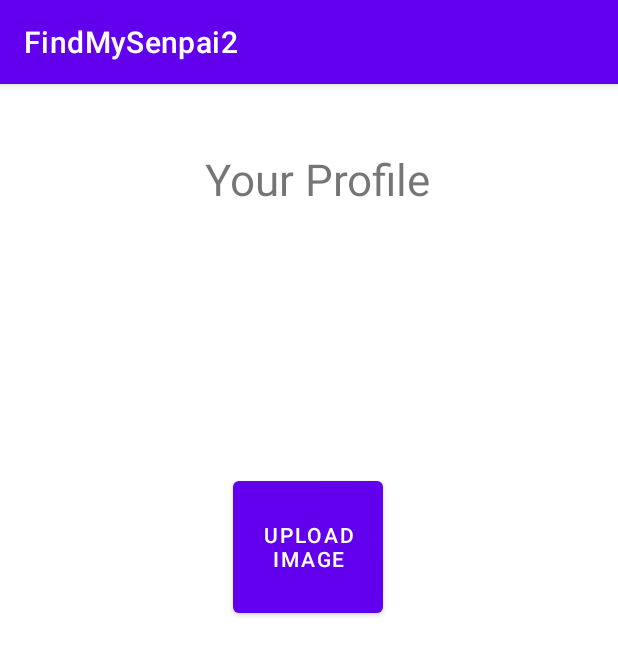
After one commit to bqi1/FindMeSenpai, an Android app: the UserActivity screen opened directly, with no data from a screen before it, on a phone screen of 412 x 824 dp. The commit adds this screen. Shown: the top 655 px of the screen. Run offline under Robolectric (Android 15) with nearby library versions, the phone set to English and light mode, and no system bars.

Commit message:
add new view for changing user avatar

```diff
--- a/app/src/main/AndroidManifest.xml
+++ b/app/src/main/AndroidManifest.xml
@@ -30,6 +30,7 @@
             </intent-filter>
         </activity>
         <activity android:name=".MapActivity"></activity>
+        <activity android:name=".UserActivity"></activity>
     </application>
 
 </manifest>
--- /dev/null
+++ b/app/src/main/java/com/example/findmysenpai2/UserActivity.java
@@ -0,0 +1,61 @@
+package com.example.findmysenpai2;
+
+import android.app.Activity;
+import android.content.Intent;
+import android.graphics.Bitmap;
+import android.net.Uri;
+import android.os.Bundle;
+import android.provider.MediaStore;
+import android.util.Log;
+import android.widget.Button;
+import android.widget.ImageView;
+
+import androidx.annotation.Nullable;
+import androidx.appcompat.app.AppCompatActivity;
+
+import java.io.IOException;
+
+public class UserActivity extends AppCompatActivity {
+
+    private static final int SELECT_AVATAR_REQUEST_CODE = 1338;
+
+    @Override
+    protected void onCreate(@Nullable Bundle savedInstanceState) {
+        super.onCreate(savedInstanceState);
+        this.setContentView(R.layout.user);
+
+        // Add listener for changing avatar
+        Button button = this.findViewById(R.id.upload_avatar);
+        button.setOnClickListener(view -> {
+            Intent intent = new Intent();
+            intent.setType("image/*");
+            intent.setAction(Intent.ACTION_GET_CONTENT);
+            this.startActivityForResult(Intent.createChooser(intent, "Select Avatar"), SELECT_AVATAR_REQUEST_CODE);
+        });
+    }
+
+    @Override
+    protected void onActivityResult(int requestCode, int resultCode, @Nullable Intent intent) {
+        super.onActivityResult(requestCode, resultCode, intent);
+        if (requestCode == SELECT_AVATAR_REQUEST_CODE && resultCode == Activity.RESULT_OK) {
+            Uri data = intent.getData();
+
+            // Get image selected
+            Bitmap bitmap;
+            try {
+                bitmap = MediaStore.Images.Media.getBitmap(this.getContentResolver(), data);
+            } catch (IOException ignored) {
+                Log.println(Log.ERROR, "Upload Failure", "failed to read file: " + ignored);
+                return;
+            }
+
+            ImageView imageView = this.findViewById(R.id.avatar);
+            imageView.setImageBitmap(bitmap);
+
+            // TODO: upload avatar
+        }
+    }
+
+
+
+}
--- /dev/null
+++ b/app/src/main/res/layout/user.xml
@@ -0,0 +1,50 @@
+<?xml version="1.0" encoding="utf-8"?>
+<androidx.constraintlayout.widget.ConstraintLayout xmlns:android="http://schemas.android.com/apk/res/android"
+    xmlns:app="http://schemas.android.com/apk/res-auto"
+    xmlns:tools="http://schemas.android.com/tools"
+    android:layout_width="match_parent"
+    android:layout_height="match_parent"
+    tools:context=".UserActivity">
+
+    <TextView
+        android:id="@+id/textView"
+        android:layout_width="176dp"
+        android:layout_height="100dp"
+        android:layout_marginTop="43dp"
+        android:layout_marginBottom="100dp"
+        android:text="Your Profile"
+        android:textSize="29dp"
+        app:layout_constraintBottom_toTopOf="@+id/upload_avatar"
+        app:layout_constraintEnd_toEndOf="parent"
+        app:layout_constraintHorizontal_bias="0.578"
+        app:layout_constraintStart_toStartOf="parent"
+        app:layout_constraintTop_toTopOf="parent"
+        app:layout_constraintVertical_bias="0.0" />
+
+    <ImageView
+        android:id="@+id/avatar"
+        android:layout_width="176dp"
+        android:layout_height="100dp"
+        android:layout_marginTop="183dp"
+        android:layout_marginBottom="27dp"
+        app:layout_constraintBottom_toTopOf="@+id/upload_avatar"
+        app:layout_constraintEnd_toEndOf="parent"
+        app:layout_constraintHorizontal_bias="0.497"
+        app:layout_constraintStart_toStartOf="parent"
+        app:layout_constraintTop_toTopOf="parent" />
+
+    <Button
+        android:id="@+id/upload_avatar"
+        android:layout_width="100dp"
+        android:layout_height="100dp"
+        android:layout_marginBottom="461dp"
+        android:text="Upload Image"
+        app:layout_constraintBottom_toBottomOf="parent"
+        app:layout_constraintEnd_toEndOf="parent"
+        app:layout_constraintHorizontal_bias="0.498"
+        app:layout_constraintStart_toStartOf="parent"
+        app:layout_constraintTop_toBottomOf="@+id/avatar"
+        tools:cons="155dp" />
+
+
+</androidx.constraintlayout.widget.ConstraintLayout>
--- a/app/src/main/res/values/ids.xml
+++ b/app/src/main/res/values/ids.xml
@@ -1,4 +1,6 @@
 <?xml version="1.0" encoding="utf-8"?>
 <resources>
     <item type="id" name="map" />
+    <item type="id" name="avatar" />
+    <item type="id" name="upload_avatar" />
 </resources>
```
